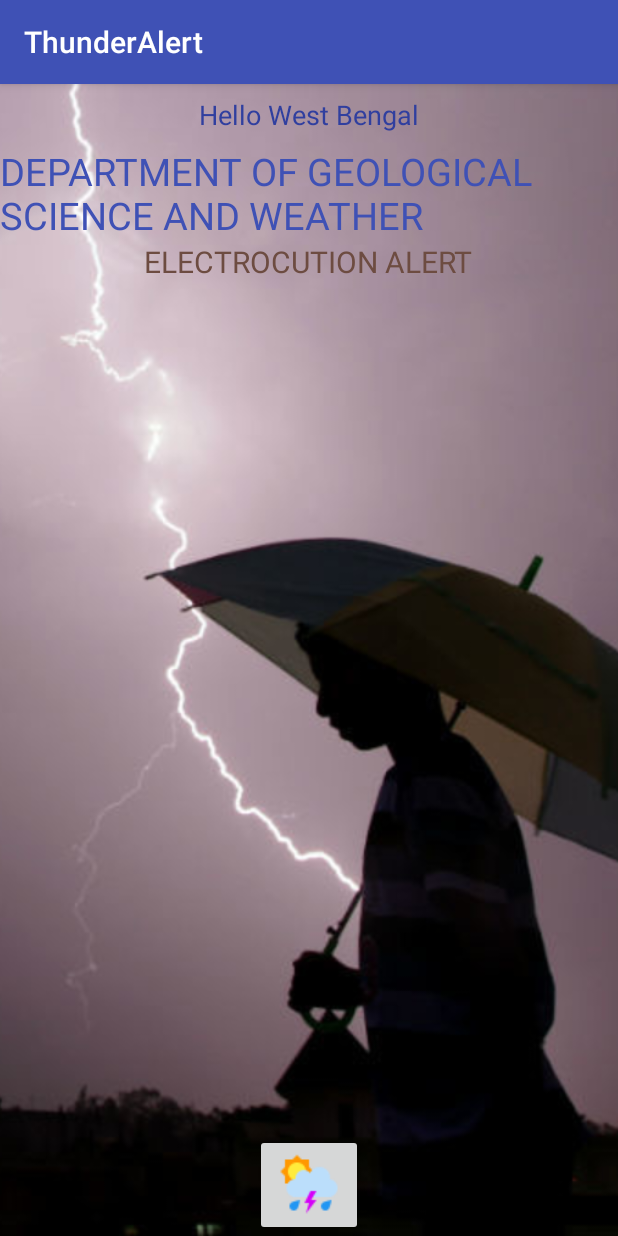
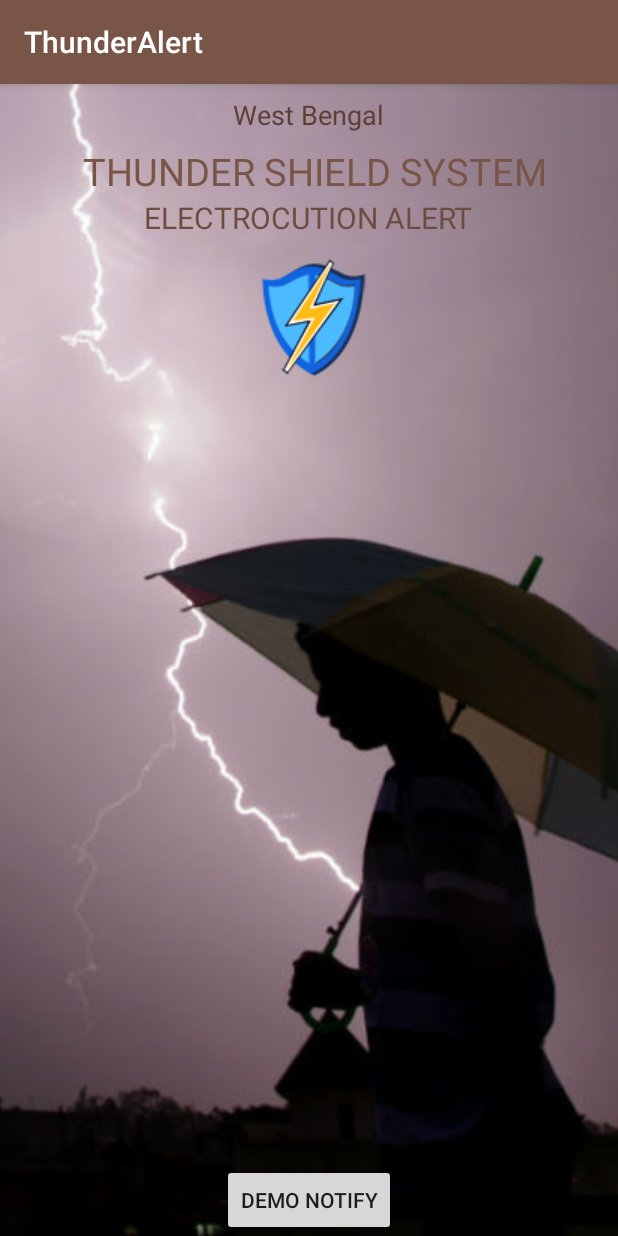
Before and after one commit to SuranjanDaw/ThunderAlert, an Android app: the screen it shows after launch (MainActivity), on a phone screen of 412 x 824 dp. Run offline under Robolectric (Android 15) with nearby library versions, the phone set to English and light mode, and no system bars.

Commit message:
Added Notification Option and Chaged th app Icon

```diff
--- a/app/src/main/AndroidManifest.xml
+++ b/app/src/main/AndroidManifest.xml
@@ -4,7 +4,7 @@
 
     <application
         android:allowBackup="true"
-        android:icon="@mipmap/ic_launcher"
+        android:icon="@drawable/th123"
         android:label="@string/app_name"
         android:roundIcon="@mipmap/ic_launcher_round"
         android:supportsRtl="true"
--- a/app/src/main/res/layout/activity_main.xml
+++ b/app/src/main/res/layout/activity_main.xml
@@ -14,22 +14,24 @@
         android:id="@+id/welcome"
         android:layout_width="wrap_content"
         android:layout_height="wrap_content"
-        android:text="Hello West Bengal"
+        android:text="West Bengal"
         android:padding="8dp"
         android:layout_alignParentTop="true"
         android:layout_centerHorizontal="true"
         android:textSize="18dp"
         android:textColor="@color/colorPrimaryDark"/>
     <TextView
+        android:paddingLeft="8dp"
         android:id="@+id/dept"
         android:layout_width="wrap_content"
         android:layout_height="wrap_content"
-        android:text="DEPARTMENT OF GEOLOGICAL SCIENCE AND WEATHER"
+        android:text="THUNDER SHIELD SYSTEM"
         android:layout_below="@+id/welcome"
         android:layout_centerHorizontal="true"
         android:textSize="25dp"
         android:textColor="@color/colorPrimary"/>
     <TextView
+        android:id="@+id/alert"
         android:layout_width="wrap_content"
         android:layout_height="wrap_content"
         android:text="ELECTROCUTION ALERT"
@@ -37,14 +39,24 @@
         android:layout_centerHorizontal="true"
         android:textSize="20dp"
         android:textColor="#6d4c41"/>
+    <Button
+        android:layout_alignParentBottom="true"
+        android:layout_centerHorizontal="true"
+        android:layout_width="wrap_content"
+        android:layout_height="wrap_content"
+        android:text="Demo Notify"
+        android:onClick="notify"/>
 
     <ImageButton
+        android:id="@+id/logo"
         android:onClick="nextPage"
         android:layout_width="wrap_content"
         android:layout_height="wrap_content"
-        android:layout_alignParentBottom="true"
+        android:layout_below="@+id/alert"
+        android:layout_marginTop="10dp"
         android:layout_centerHorizontal="true"
         android:text="logo"
-        android:src="@drawable/thunder"/>
+        android:background="#0000"
+        android:src="@drawable/th123"/>
 
 </RelativeLayout>
--- a/app/src/main/res/values/colors.xml
+++ b/app/src/main/res/values/colors.xml
@@ -1,6 +1,6 @@
 <?xml version="1.0" encoding="utf-8"?>
 <resources>
-    <color name="colorPrimary">#3F51B5</color>
-    <color name="colorPrimaryDark">#303F9F</color>
-    <color name="colorAccent">#FF4081</color>
+    <color name="colorPrimary">#795548</color>
+    <color name="colorPrimaryDark">#5D4037</color>
+    <color name="colorAccent">#FFC107</color>
 </resources>
```
Also changed, not shown: app/src/main/java/com/example/android/thunderalert/MainActivity.java (+20 -0 lines), app/src/main/res/drawable/th123.png (added).
